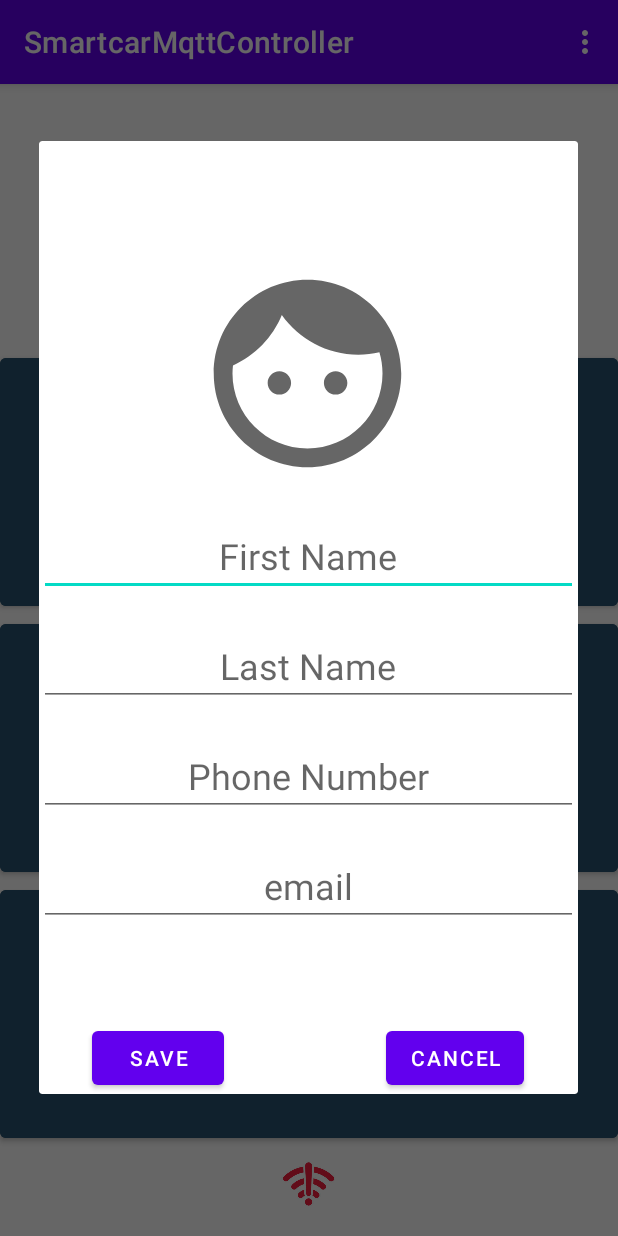
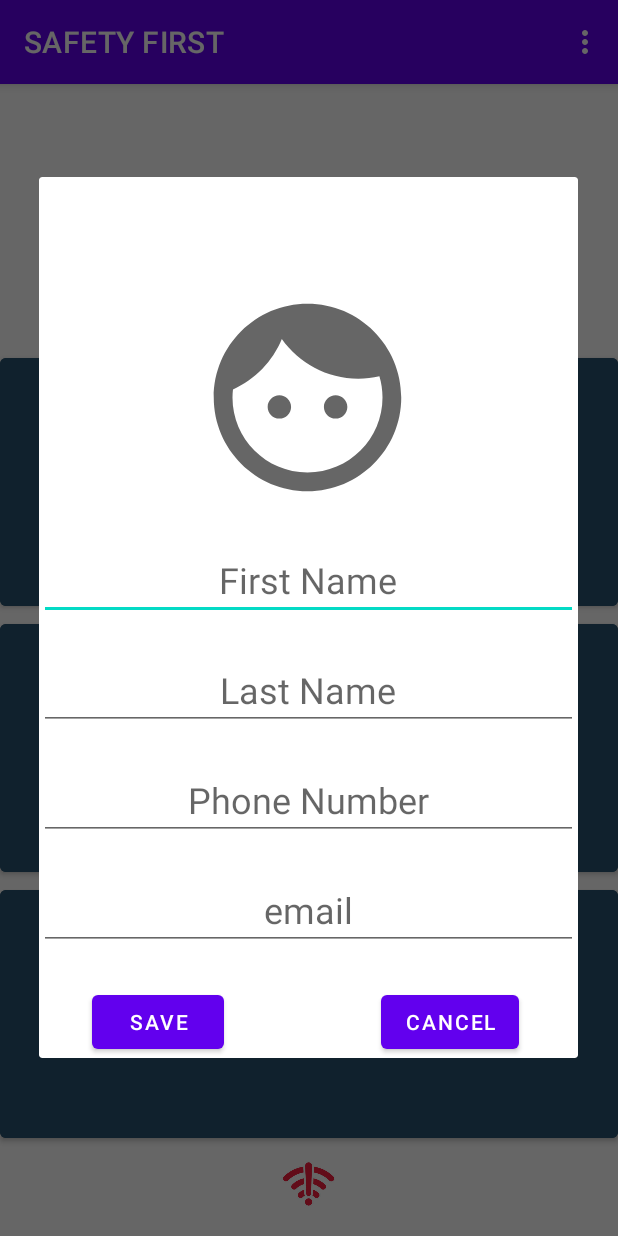
Before and after one commit to DIT113-V22/group-05, an Android app: the screen it shows after launch (MainActivity), in the options menu, after a tap on "Add emergency contact", on a phone screen of 412 x 824 dp. Run offline under Robolectric (Android 15) with nearby library versions, the phone set to English and light mode, and no system bars; libraries missing offline, so code that uses them is left out: org.eclipse.paho; 2 statements that could not run were skipped.

Commit message:
#23 Change header to SAFETY FIRST and change location of buttons on emrgency contact

```diff
--- a/android/app/src/main/java/platis/solutions/smartcarmqttcontroller/MainActivity.java
+++ b/android/app/src/main/java/platis/solutions/smartcarmqttcontroller/MainActivity.java
@@ -21,6 +21,8 @@ import org.eclipse.paho.client.mqttv3.IMqttDeliveryToken;
 import org.eclipse.paho.client.mqttv3.IMqttToken;
 import org.eclipse.paho.client.mqttv3.MqttCallback;
 import org.eclipse.paho.client.mqttv3.MqttMessage;
+
+import java.util.Objects;
 
 public class MainActivity extends AppCompatActivity {
     private static final String TAG = "SmartcarMqttController";
@@ -54,7 +56,7 @@ public class MainActivity extends AppCompatActivity {
         setContentView(R.layout.activity_main);
         mMqttClient = new MqttClient(getApplicationContext(), MQTT_SERVER, TAG);
         mCameraView = findViewById(R.id.imageView);
-
+        Objects.requireNonNull(getSupportActionBar()).setTitle("SAFETY FIRST");  // provide compatibility to all the versions
         connectToMqttBroker();
 
     }
--- a/android/app/src/main/res/layout/popup.xml
+++ b/android/app/src/main/res/layout/popup.xml
@@ -76,10 +76,10 @@
 
     <Button
         android:id="@+id/saveButton"
-        android:text="Save"
         android:layout_width="wrap_content"
         android:layout_height="wrap_content"
-        android:layout_marginTop="64dp"
+        android:layout_marginTop="24dp"
+        android:text="Save"
         app:layout_constraintEnd_toEndOf="parent"
         app:layout_constraintHorizontal_bias="0.13"
         app:layout_constraintStart_toStartOf="parent"
@@ -87,12 +87,12 @@
 
     <Button
         android:id="@+id/cancelButton"
-        android:text="Cancel"
         android:layout_width="wrap_content"
         android:layout_height="wrap_content"
-        android:layout_marginTop="64dp"
+        android:layout_marginTop="24dp"
+        android:text="Cancel"
         app:layout_constraintEnd_toEndOf="parent"
-        app:layout_constraintHorizontal_bias="0.866"
+        app:layout_constraintHorizontal_bias="0.852"
         app:layout_constraintStart_toStartOf="parent"
         app:layout_constraintTop_toBottomOf="@+id/newcontactpopup_email" />
 
```
